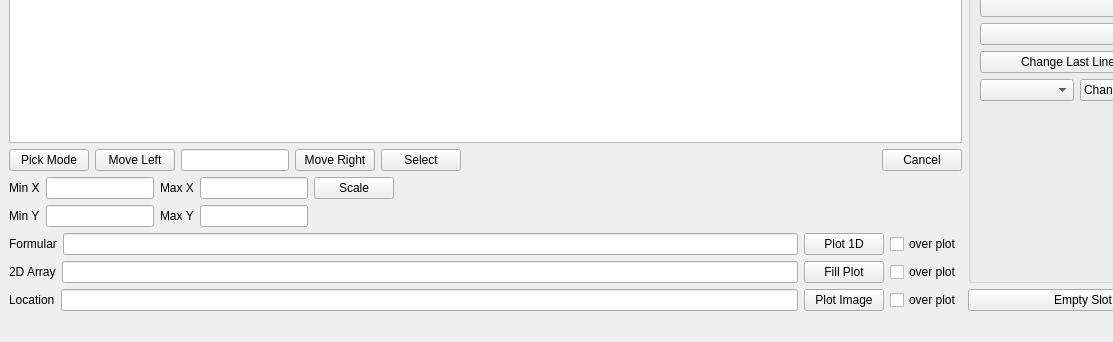
The window that PlotData/ui_MainWindowNDim.ui (neutrons/GUI_Tools) describes before a commit, drawn with Qt 5; both pictures show x 0 to 1113 and y 511 to 853 of the 1207 by 853 pixel window.
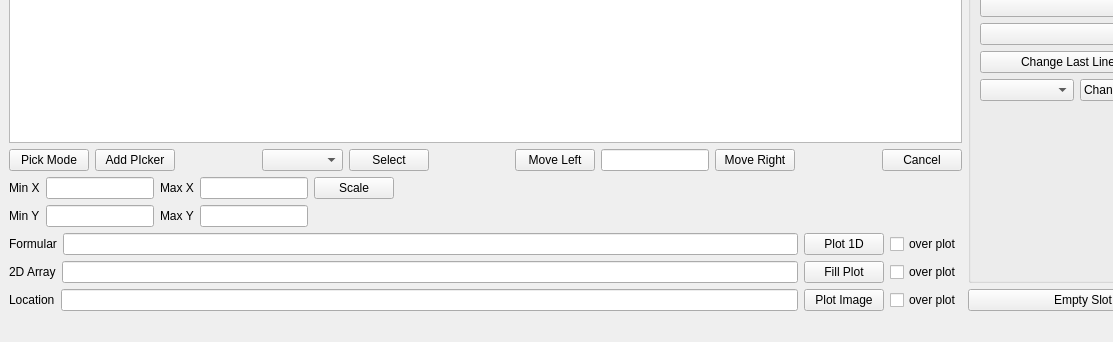
The same window after the commit. Custom widgets are drawn as their Qt base class.

Commit message: Refs #1. Checkpointing the progress to implement indicator.

```diff
--- a/PlotData/ui_MainWindowNDim.ui
+++ b/PlotData/ui_MainWindowNDim.ui
@@ -41,6 +41,61 @@
             </property>
            </widget>
           </item>
+          <item>
+           <widget class="QPushButton" name="pushButton_addPickupLine">
+            <property name="text">
+             <string>Add PIcker</string>
+            </property>
+           </widget>
+          </item>
+          <item>
+           <spacer name="horizontalSpacer_6">
+            <property name="orientation">
+             <enum>Qt::Horizontal</enum>
+            </property>
+            <property name="sizeHint" stdset="0">
+             <size>
+              <width>40</width>
+              <height>20</height>
+             </size>
+            </property>
+           </spacer>
+          </item>
+          <item>
+           <widget class="QComboBox" name="comboBox_indicators">
+            <property name="sizePolicy">
+             <sizepolicy hsizetype="Expanding" vsizetype="Fixed">
+              <horstretch>0</horstretch>
+              <verstretch>0</verstretch>
+             </sizepolicy>
+            </property>
+            <item>
+             <property name="text">
+              <string/>
+             </property>
+            </item>
+           </widget>
+          </item>
+          <item>
+           <widget class="QPushButton" name="pushButton_select">
+            <property name="text">
+             <string>Select</string>
+            </property>
+           </widget>
+          </item>
+          <item>
+           <spacer name="horizontalSpacer_5">
+            <property name="orientation">
+             <enum>Qt::Horizontal</enum>
+            </property>
+            <property name="sizeHint" stdset="0">
+             <size>
+              <width>40</width>
+              <height>20</height>
+             </size>
+            </property>
+           </spacer>
+          </item>
           <item>
            <widget class="QPushButton" name="pushButton_moveLeft">
             <property name="text">
@@ -74,13 +129,6 @@
             </property>
            </widget>
           </item>
-          <item>
-           <widget class="QPushButton" name="pushButton_select">
-            <property name="text">
-             <string>Select</string>
-            </property>
-           </widget>
-          </item>
           <item>
            <spacer name="horizontalSpacer_4">
             <property name="orientation">
```
Left out of the diff: 23 changed lines with no effect on the pictures. The commit also changes 4 other files.
